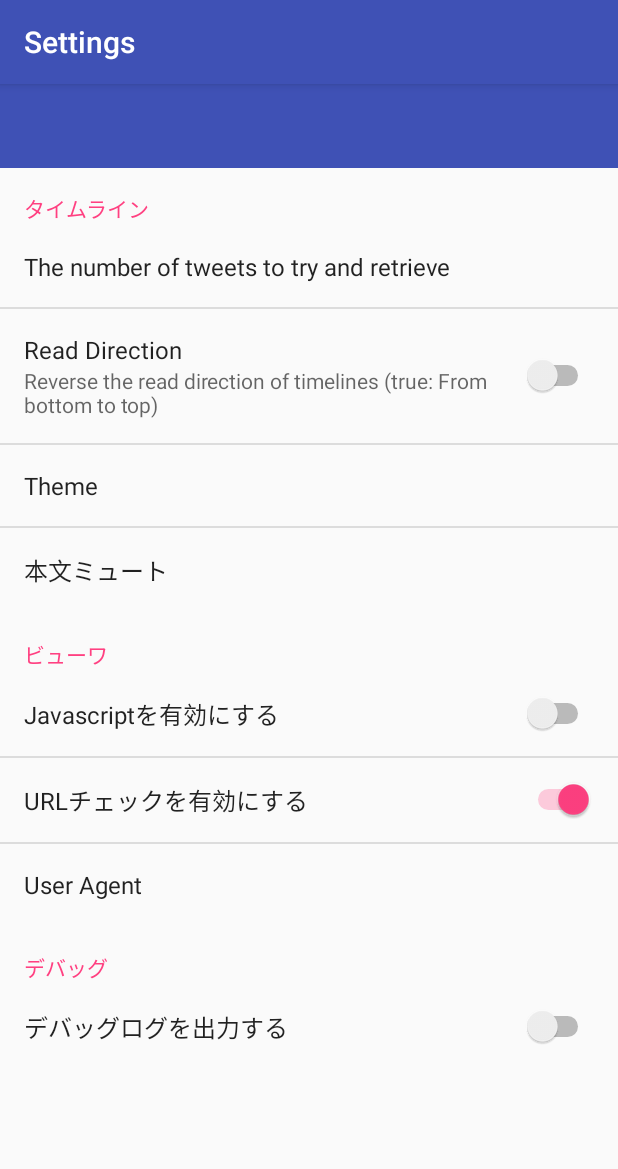
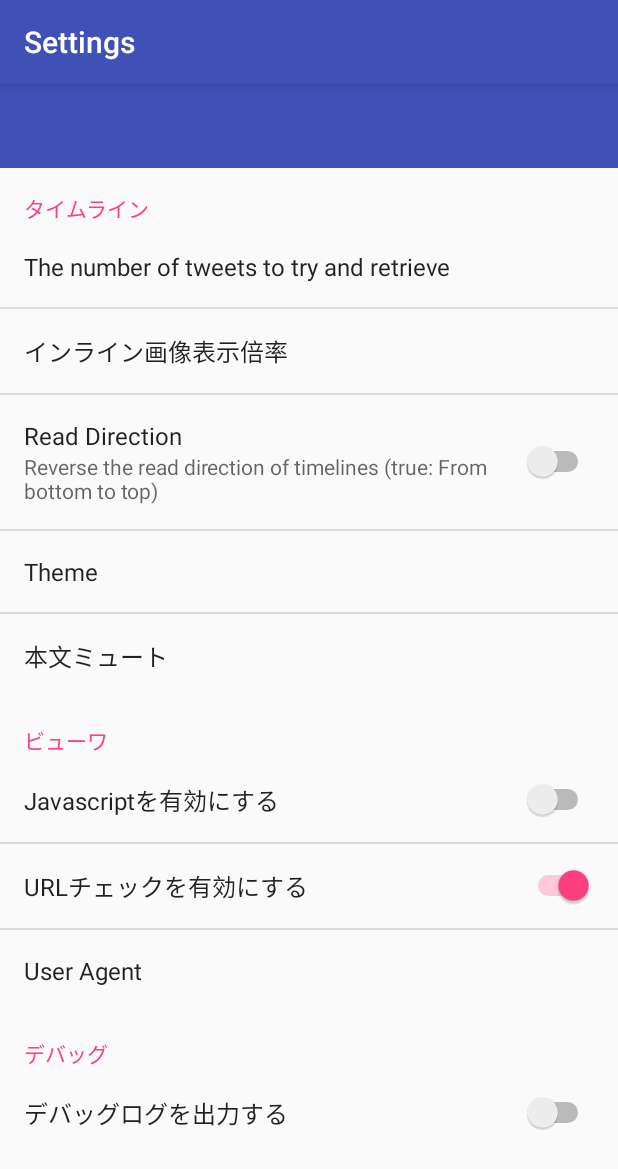
Before and after one commit to YA-androidapp/Yumura, an Android app: the fragment PreferenceActivityFragment placed in its activity, on a phone screen of 412 x 824 dp. Shown: the top 1169 px of the screen. Run offline under Robolectric (Android 15) with nearby library versions, the phone set to English and light mode, and no system bars; plain views replace androidapp.

Commit message:
minor bug fixes

```diff
--- a/app/src/main/java/jp/gr/java_conf/ya/yumura/String/ViewString.java
+++ b/app/src/main/java/jp/gr/java_conf/ya/yumura/String/ViewString.java
@@ -14,6 +14,8 @@ import twitter4j.Status;
 import twitter4j.URLEntity;
 
 public class ViewString {
+    private static final int imgHeight = 20;
+
     public static final SimpleDateFormat sdf_yyyyMMddHHmmssOnlyNumber = new SimpleDateFormat("yyyyMMddHHmmss", Locale.JAPAN);
     public static final SimpleDateFormat sdf_yyyyMMddHHmmssSSSOnlyNumber = new SimpleDateFormat("yyyyMMddHHmmssSSS", Locale.JAPAN);
     public static final SimpleDateFormat sdf_yyyyMMddHHmmssSSS = new SimpleDateFormat("yyyy/MM/dd HH:mm:ss.SSS", Locale.JAPAN);
--- a/app/src/main/res/values/strings.xml
+++ b/app/src/main/res/values/strings.xml
@@ -59,6 +59,10 @@
     <string name="pref_icon_mute">アイコンミュート</string>
     <string name="pref_icon_mute_screenname">ユーザ名</string>
     <string name="pref_icon_mute_screenname_summary">カンマ区切り</string>
+
+    <string name="pref_tl_img_zoom">インライン画像表示倍率</string>
+    <string name="pref_tl_img_zoom_value">1</string>
+
     <string name="pref_tl_mute">本文ミュート</string>
     <string name="pref_tl_mute_screenname">ユーザ名</string>
     <string name="pref_tl_mute_screenname_summary">カンマ区切り</string>
--- a/app/src/main/res/xml/pref_yumura.xml
+++ b/app/src/main/res/xml/pref_yumura.xml
@@ -9,6 +9,15 @@
             android:selectAllOnFocus="true"
             android:singleLine="true"
             android:title="@string/pref_tl_api_count" />
+
+        <EditTextPreference
+            android:defaultValue="@string/pref_tl_img_zoom_value"
+            android:inputType="numberDecimal"
+            android:key="pref_tl_img_zoom"
+            android:maxLines="1"
+            android:selectAllOnFocus="false"
+            android:singleLine="true"
+            android:title="@string/pref_tl_img_zoom" />
 
         <SwitchPreference
             android:defaultValue="false"
```
Also changed, not shown: app/src/main/java/jp/gr/java_conf/ya/yumura/Layout/LinearLayoutManagerWithSmoothScroller.java (+8 -3 lines), app/src/main/java/jp/gr/java_conf/ya/yumura/Network/ImgGetter.java (+2 -6 lines), app/src/main/java/jp/gr/java_conf/ya/yumura/Twitter/TwitterAccess.java (+12 -9 lines), 1 other file.
